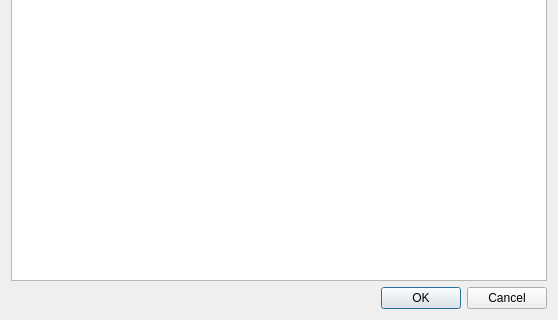
Old version of the form Source/qimageuploader/Gui/ui/ResultsWindow.ui in the repository zenden2k/image-uploader; both pictures show x 0 to 558 and y 169 to 489 of the 558 by 489 pixel window.
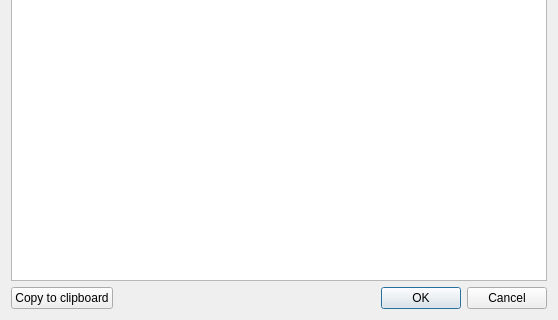
New version of the form.

```diff
--- a/Source/qimageuploader/Gui/ui/ResultsWindow.ui
+++ b/Source/qimageuploader/Gui/ui/ResultsWindow.ui
@@ -35,6 +35,15 @@
     <widget class="QPlainTextEdit" name="plainTextEdit"/>
    </item>
    <item>
+    <layout class="QHBoxLayout" name="horizontalLayout_2">
+     <item>
+      <widget class="QPushButton" name="copyToClipboardButton">
+       <property name="text">
+        <string>Copy to clipboard</string>
+       </property>
+      </widget>
+     </item>
+     <item>
     <widget class="QDialogButtonBox" name="buttonBox">
      <property name="orientation">
       <enum>Qt::Horizontal</enum>
@@ -43,6 +52,8 @@
       <set>QDialogButtonBox::Cancel|QDialogButtonBox::Ok</set>
      </property>
     </widget>
+     </item>
+    </layout>
    </item>
   </layout>
  </widget>
```
Lines whose indentation alone changed are shown as unchanged.
